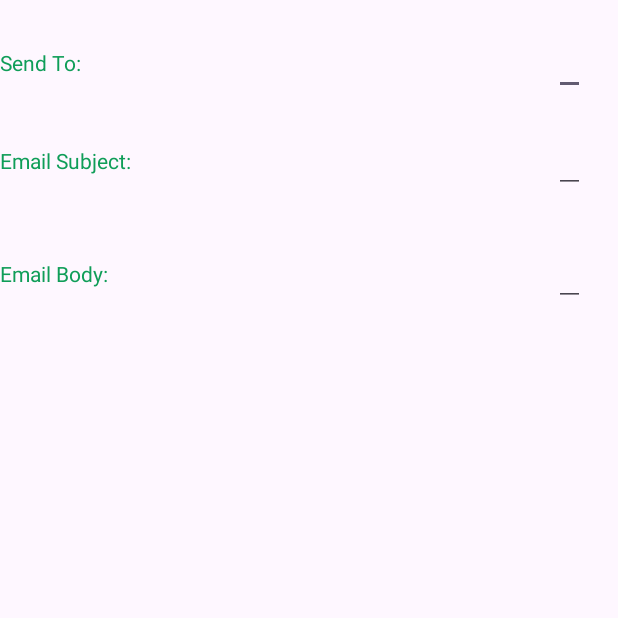
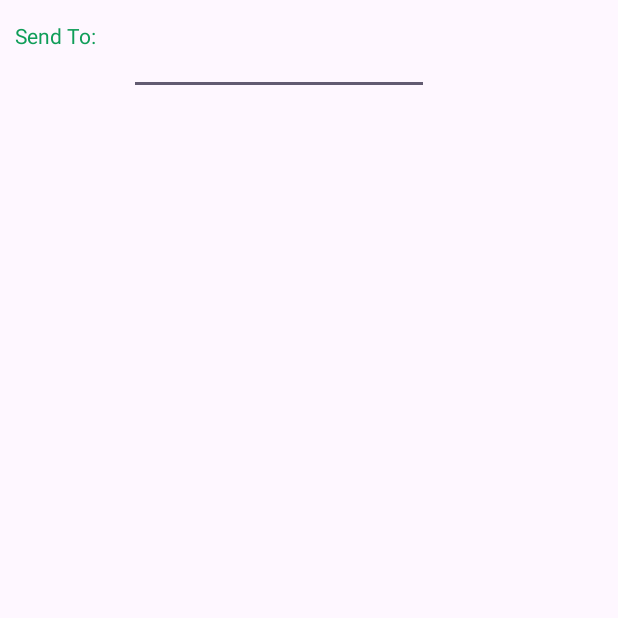
Before and after one commit to Khairulasif/Android_Project_Final, an Android app: the MailActivity screen opened directly, with no data from a screen before it, on a phone screen of 412 x 824 dp, the top half of it. Run offline under Robolectric (Android 15) with nearby library versions, the phone set to English and light mode, and no system bars; 4 statements that could not run were skipped.

Commit message:
Update activity_mail.xml

```diff
--- a/app/src/main/res/layout/activity_mail.xml
+++ b/app/src/main/res/layout/activity_mail.xml
@@ -5,34 +5,12 @@
     android:layout_width="match_parent"
     android:layout_height="match_parent"
     tools:context=".MailActivity">
-    <EditText
-        android:id="@+id/editText1"
-        android:layout_width="wrap_content"
-        android:layout_height="wrap_content"
-        android:layout_alignParentTop="true"
-        android:layout_alignParentRight="true"
-        android:layout_marginTop="18dp"
-        android:layout_marginRight="22dp" />
 
-    <!-- Edit text for email subject -->
-    <EditText
-        android:id="@+id/editText2"
-        android:layout_width="wrap_content"
-        android:layout_height="wrap_content"
-        android:layout_below="@+id/editText1"
-        android:layout_alignLeft="@+id/editText1"
-        android:layout_marginTop="20dp" />
+    <LinearLayout
+        android:layout_width="match_parent"
+        android:layout_height="wrap_content">
 
-    <!-- Edit text for email body -->
-    <EditText
-        android:id="@+id/editText3"
-        android:layout_width="wrap_content"
-        android:layout_height="wrap_content"
-        android:layout_below="@+id/editText2"
-        android:layout_alignLeft="@+id/editText2"
-        android:layout_marginTop="30dp" />
 
-    <!-- text Views for label -->
         <TextView
             android:id="@+id/textView1"
             android:layout_width="wrap_content"
@@ -40,37 +18,78 @@
             android:layout_alignBaseline="@+id/editText1"
             android:layout_alignBottom="@+id/editText1"
             android:layout_alignParentLeft="true"
+            android:layout_marginLeft="10dp"
             android:text="Send To:"
             android:textColor="#0F9D58" />
 
-    <TextView
-        android:id="@+id/textView2"
-        android:layout_width="wrap_content"
+        <EditText
+            android:id="@+id/editText1"
+            android:layout_width="200dp"
             android:layout_height="wrap_content"
-        android:layout_alignBaseline="@+id/editText2"
-        android:layout_alignBottom="@+id/editText2"
-        android:layout_alignParentLeft="true"
-        android:text="Email Subject:"
-        android:textColor="#0F9D58" />
 
-    <TextView
-        android:id="@+id/textView3"
-        android:layout_width="wrap_content"
-        android:layout_height="wrap_content"
-        android:layout_alignBaseline="@+id/editText3"
-        android:layout_alignBottom="@+id/editText3"
-        android:text="Email Body:"
-        android:textColor="#0F9D58" />
+            android:layout_marginTop="18dp"
+            android:layout_marginRight="22dp"
+            android:layout_marginLeft="22dp"
+
+            />
+
+
+
+    </LinearLayout>
+
+
+
+    <!-- Edit text for email subject -->
+<!--    <EditText-->
+<!--        android:id="@+id/editText2"-->
+<!--        android:layout_width="273dp"-->
+<!--        android:layout_height="wrap_content"-->
+<!--        android:layout_below="@+id/editText1"-->
+<!--        android:layout_alignLeft="@+id/editText1"-->
+<!--        android:layout_marginTop="20dp" />-->
+
+<!--    &lt;!&ndash; Edit text for email body &ndash;&gt;-->
+<!--    <EditText-->
+<!--        android:id="@+id/editText3"-->
+<!--        android:layout_width="275dp"-->
+<!--        android:layout_height="wrap_content"-->
+<!--        android:layout_below="@+id/editText2"-->
+<!--        android:layout_alignLeft="@+id/editText2"-->
+<!--        android:layout_marginTop="30dp" />-->
+
+<!--    &lt;!&ndash; text Views for label &ndash;&gt;-->
+<!--   -->
+<!--    <TextView-->
+<!--        android:id="@+id/textView2"-->
+<!--        android:layout_width="wrap_content"-->
+<!--        android:layout_height="wrap_content"-->
+<!--        android:layout_alignBaseline="@+id/editText2"-->
+<!--        android:layout_alignBottom="@+id/editText2"-->
+<!--        android:layout_alignParentLeft="true"-->
+<!--        android:layout_marginLeft="10dp"-->
+<!--        android:text="Email Subject:"-->
+<!--        android:textColor="#0F9D58" />-->
+
+<!--    <TextView-->
+<!--        android:id="@+id/textView3"-->
+<!--        android:layout_width="wrap_content"-->
+<!--        android:layout_height="wrap_content"-->
+<!--        android:layout_alignBaseline="@+id/editText3"-->
+<!--        android:layout_alignBottom="@+id/editText3"-->
+<!--        android:layout_marginLeft="10dp"-->
+<!--        android:text="Email Body:"-->
+<!--        android:textColor="#0F9D58" />-->
 
     <!-- Button to send email -->
-    <Button
-        android:id="@+id/button"
-        android:layout_width="wrap_content"
-        android:layout_height="wrap_content"
-        android:layout_below="@+id/editText3"
-        android:layout_alignLeft="@+id/editText3"
-        android:layout_marginLeft="76dp"
-        android:layout_marginTop="20dp"
-        android:text="Send email!!" />
+<!--    <Button-->
+<!--        android:id="@+id/button"-->
+<!--        android:layout_width="wrap_content"-->
+<!--        android:layout_height="wrap_content"-->
+<!--        android:layout_below="@+id/editText3"-->
+<!--        android:layout_alignLeft="@+id/editText3"-->
+<!--        android:layout_marginLeft="30dp"-->
+<!--        android:layout_marginTop="20dp"-->
+<!--        android:text="Send email!!" />-->
+
 
 </RelativeLayout>
```
Lines whose indentation alone changed are shown as unchanged.
